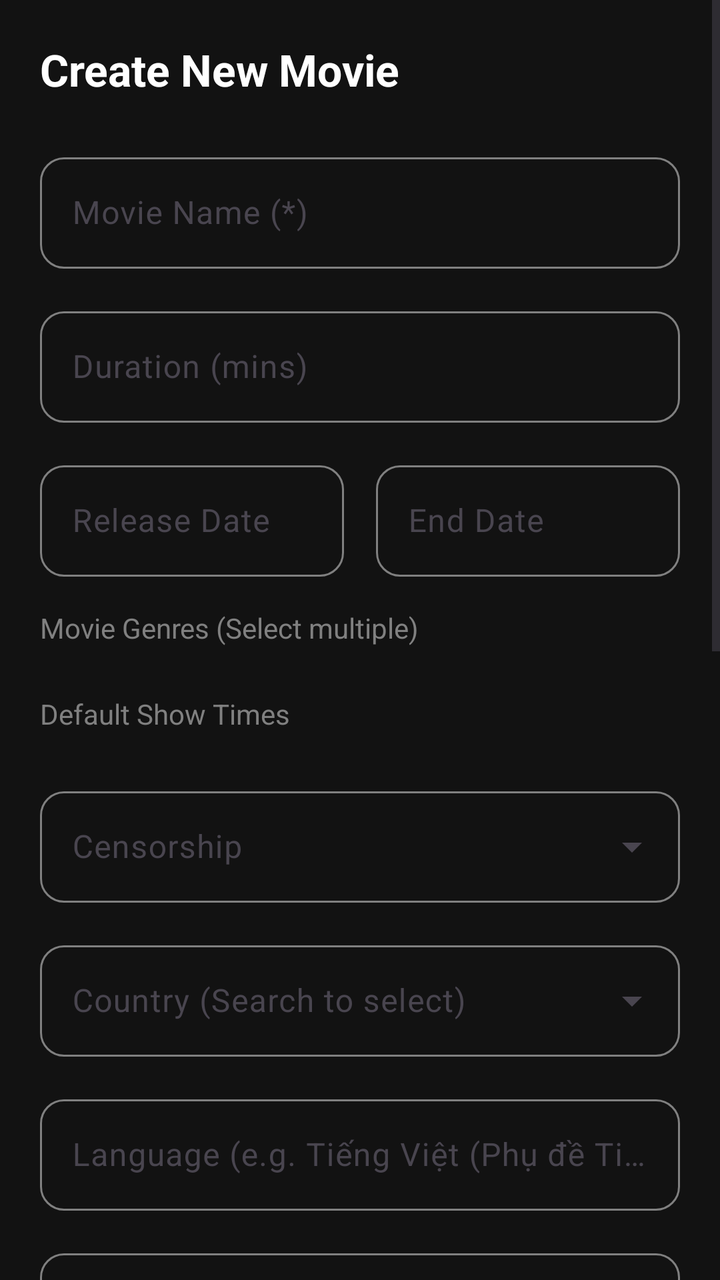
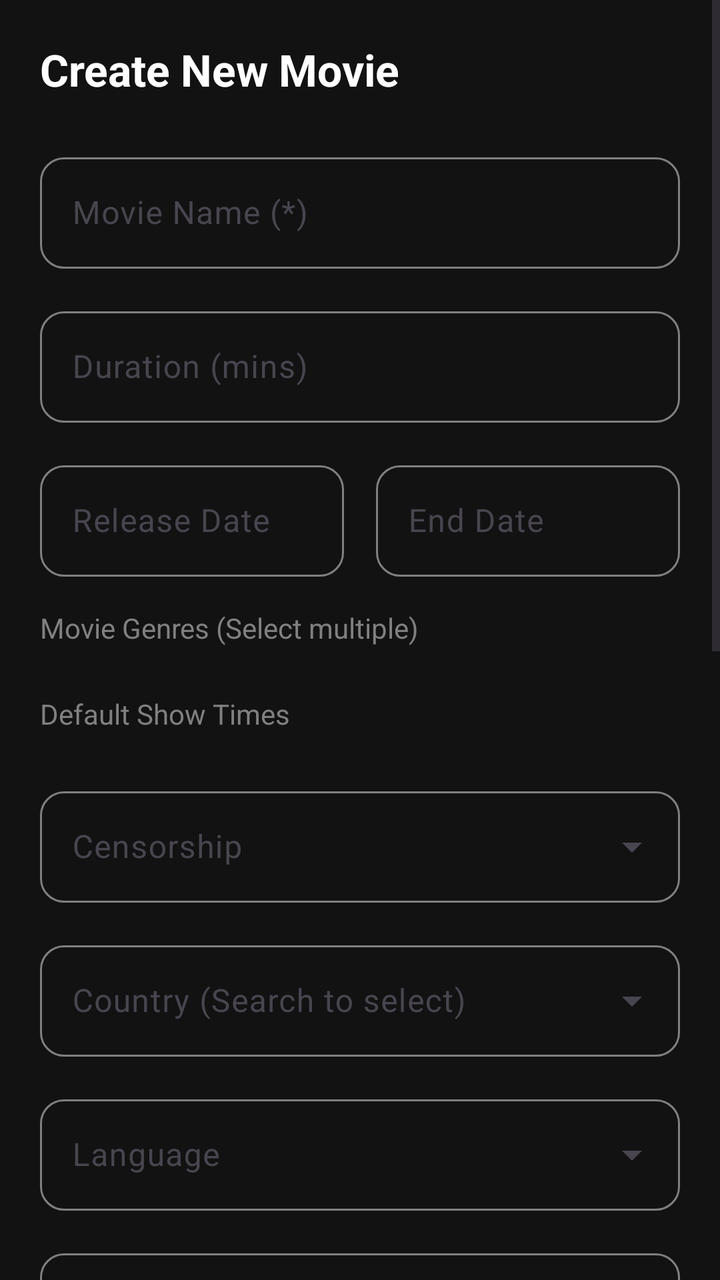

Compare the two renders of this Android layout. The source of the first and the diff that turns it into the second are given below.
<!-- AndroidManifest.xml: application theme Theme.Moviebookingapp -->
<!-- res/layout/fragment_admin_create_movie.xml -->
<?xml version="1.0" encoding="utf-8"?>
<ScrollView xmlns:android="http://schemas.android.com/apk/res/android"
    xmlns:app="http://schemas.android.com/apk/res-auto"
    android:layout_width="match_parent"
    android:layout_height="match_parent"
    android:background="@color/admin_bg"
    android:fillViewport="true">

    <LinearLayout
        android:layout_width="match_parent"
        android:layout_height="wrap_content"
        android:orientation="vertical"
        android:padding="20dp">

        <TextView
            android:id="@+id/tvFormTitle"
            android:layout_width="wrap_content"
            android:layout_height="wrap_content"
            android:text="@string/auto_str_create_new_movie"
            android:textColor="@color/white"
            android:textSize="22sp"
            android:textStyle="bold"
            android:layout_marginBottom="24dp" />

        
        <com.google.android.material.textfield.TextInputLayout
            style="@style/Widget.Material3.TextInputLayout.OutlinedBox"
            android:layout_width="match_parent"
            android:layout_height="wrap_content"
            android:layout_marginBottom="16dp"
            android:hint="Movie Name (*)"
            app:boxStrokeColor="@color/text_input_stroke"
            app:boxStrokeWidth="1dp"
            app:boxStrokeWidthFocused="2dp"
            app:boxCornerRadiusTopStart="12dp"
            app:boxCornerRadiusTopEnd="12dp"
            app:boxCornerRadiusBottomStart="12dp"
            app:boxCornerRadiusBottomEnd="12dp"
            app:boxBackgroundMode="outline"
            app:hintTextColor="#808080">

            <com.google.android.material.textfield.TextInputEditText
                android:id="@+id/edtMovieName"
                android:layout_width="match_parent"
                android:layout_height="wrap_content"
                android:textColor="@color/white" />
        </com.google.android.material.textfield.TextInputLayout>

        
        <com.google.android.material.textfield.TextInputLayout
            style="@style/Widget.Material3.TextInputLayout.OutlinedBox"
            android:layout_width="match_parent"
            android:layout_height="wrap_content"
            android:layout_marginBottom="16dp"
            android:hint="Duration (mins)"
            app:boxStrokeColor="@color/text_input_stroke"
            app:boxStrokeWidth="1dp"
            app:boxStrokeWidthFocused="2dp"
            app:boxCornerRadiusTopStart="12dp"
            app:boxCornerRadiusTopEnd="12dp"
            app:boxCornerRadiusBottomStart="12dp"
            app:boxCornerRadiusBottomEnd="12dp"
            app:boxBackgroundMode="outline"
            app:hintTextColor="#808080">

            <com.google.android.material.textfield.TextInputEditText
                android:id="@+id/edtDuration"
                android:inputType="number"
                android:layout_width="match_parent"
                android:layout_height="wrap_content"
                android:textColor="@color/white" />
        </com.google.android.material.textfield.TextInputLayout>

        <LinearLayout
            android:layout_width="match_parent"
            android:layout_height="wrap_content"
            android:orientation="horizontal"
            android:layout_marginBottom="16dp"
            android:baselineAligned="false">

            <com.google.android.material.textfield.TextInputLayout
                style="@style/Widget.Material3.TextInputLayout.OutlinedBox"
                android:layout_width="0dp"
                android:layout_height="wrap_content"
                android:layout_weight="1"
                android:layout_marginEnd="8dp"
                android:hint="Release Date"
                app:boxStrokeColor="@color/text_input_stroke"
                app:boxStrokeWidth="1dp"
                app:boxStrokeWidthFocused="2dp"
                app:boxCornerRadiusTopStart="12dp"
                app:boxCornerRadiusTopEnd="12dp"
                app:boxCornerRadiusBottomStart="12dp"
                app:boxCornerRadiusBottomEnd="12dp"
                app:boxBackgroundMode="outline"
                app:hintTextColor="#808080">

                <com.google.android.material.textfield.TextInputEditText
                    android:id="@+id/edtReleaseDate"
                    android:focusable="false"
                    android:clickable="true"
                    android:layout_width="match_parent"
                    android:layout_height="wrap_content"
                    android:textColor="@color/white" />
            </com.google.android.material.textfield.TextInputLayout>

            <com.google.android.material.textfield.TextInputLayout
                style="@style/Widget.Material3.TextInputLayout.OutlinedBox"
                android:layout_width="0dp"
                android:layout_height="wrap_content"
                android:layout_weight="1"
                android:layout_marginStart="8dp"
                android:hint="End Date"
                app:boxStrokeColor="@color/text_input_stroke"
                app:boxStrokeWidth="1dp"
                app:boxStrokeWidthFocused="2dp"
                app:boxCornerRadiusTopStart="12dp"
                app:boxCornerRadiusTopEnd="12dp"
                app:boxCornerRadiusBottomStart="12dp"
                app:boxCornerRadiusBottomEnd="12dp"
                app:boxBackgroundMode="outline"
                app:hintTextColor="#808080">

                <com.google.android.material.textfield.TextInputEditText
                    android:id="@+id/edtEndDate"
                    android:focusable="false"
                    android:clickable="true"
                    android:layout_width="match_parent"
                    android:layout_height="wrap_content"
                    android:textColor="@color/white" />
            </com.google.android.material.textfield.TextInputLayout>
        </LinearLayout>

        
        <TextView
            android:layout_width="wrap_content"
            android:layout_height="wrap_content"
            android:text="@string/auto_str_movie_genres_select_multiple"
            android:textColor="@color/admin_text_secondary"
            android:textSize="14sp"
            android:layout_marginBottom="8dp" />

        <com.google.android.material.chip.ChipGroup
            android:id="@+id/chipGroupGenres"
            android:layout_width="match_parent"
            android:layout_height="wrap_content"
            android:layout_marginBottom="16dp"
            app:singleSelection="false">
            
        </com.google.android.material.chip.ChipGroup>

        
        <TextView
            android:layout_width="wrap_content"
            android:layout_height="wrap_content"
            android:text="@string/auto_str_default_show_times"
            android:textColor="@color/admin_text_secondary"
            android:textSize="14sp"
            android:layout_marginBottom="8dp" />

        <com.google.android.material.chip.ChipGroup
            android:id="@+id/chipGroupShowTimes"
            android:layout_width="match_parent"
            android:layout_height="wrap_content"
            android:layout_marginBottom="16dp" />

        
        <com.google.android.material.textfield.TextInputLayout
            style="@style/Widget.Material3.TextInputLayout.OutlinedBox.ExposedDropdownMenu"
            android:layout_width="match_parent"
            android:layout_height="wrap_content"
            android:layout_marginBottom="16dp"
            android:hint="Censorship"
            app:boxStrokeColor="@color/text_input_stroke"
            app:boxStrokeWidth="1dp"
            app:boxStrokeWidthFocused="2dp"
            app:boxCornerRadiusTopStart="12dp"
            app:boxCornerRadiusTopEnd="12dp"
            app:boxCornerRadiusBottomStart="12dp"
            app:boxCornerRadiusBottomEnd="12dp"
            app:boxBackgroundMode="outline"
            app:hintTextColor="#808080">

            <AutoCompleteTextView
                android:id="@+id/spnCensorship"
                android:layout_width="match_parent"
                android:layout_height="wrap_content"
                android:inputType="none"
                android:textColor="@color/white" />
        </com.google.android.material.textfield.TextInputLayout>

        
        <com.google.android.material.textfield.TextInputLayout
            style="@style/Widget.Material3.TextInputLayout.OutlinedBox.ExposedDropdownMenu"
            android:layout_width="match_parent"
            android:layout_height="wrap_content"
            android:layout_marginBottom="16dp"
            android:hint="Country (Search to select)"
            app:boxStrokeColor="@color/text_input_stroke"
            app:boxStrokeWidth="1dp"
            app:boxStrokeWidthFocused="2dp"
            app:boxCornerRadiusTopStart="12dp"
            app:boxCornerRadiusTopEnd="12dp"
            app:boxCornerRadiusBottomStart="12dp"
            app:boxCornerRadiusBottomEnd="12dp"
            app:boxBackgroundMode="outline"
            app:hintTextColor="#808080">

            <AutoCompleteTextView
                android:id="@+id/edtCountry"
                android:layout_width="match_parent"
                android:layout_height="wrap_content"
                android:completionThreshold="1"
                android:textColor="@color/white" />
        </com.google.android.material.textfield.TextInputLayout>

        
        <com.google.android.material.textfield.TextInputLayout
            style="@style/Widget.Material3.TextInputLayout.OutlinedBox"
            android:layout_width="match_parent"
            android:layout_height="wrap_content"
            android:layout_marginBottom="16dp"
            android:hint="Language (e.g. Tiếng Việt (Phụ đề Tiếng Anh))"
            app:boxStrokeColor="@color/text_input_stroke"
            app:boxStrokeWidth="1dp"
            app:boxStrokeWidthFocused="2dp"
            app:boxCornerRadiusTopStart="12dp"
            app:boxCornerRadiusTopEnd="12dp"
            app:boxCornerRadiusBottomStart="12dp"
            app:boxCornerRadiusBottomEnd="12dp"
            app:boxBackgroundMode="outline"
            app:hintTextColor="#808080">

            <com.google.android.material.textfield.TextInputEditText
                android:id="@+id/edtLanguage"
                android:layout_width="match_parent"
                android:layout_height="wrap_content"
                android:textColor="@color/white" />
        </com.google.android.material.textfield.TextInputLayout>

        
        <com.google.android.material.textfield.TextInputLayout
            style="@style/Widget.Material3.TextInputLayout.OutlinedBox"
            android:layout_width="match_parent"
            android:layout_height="wrap_content"
            android:layout_marginBottom="16dp"
            android:hint="Director(s) - Comma separated"
            app:boxStrokeColor="@color/text_input_stroke"
            app:boxStrokeWidth="1dp"
            app:boxStrokeWidthFocused="2dp"
            app:boxCornerRadiusTopStart="12dp"
            app:boxCornerRadiusTopEnd="12dp"
            app:boxCornerRadiusBottomStart="12dp"
            app:boxCornerRadiusBottomEnd="12dp"
            app:boxBackgroundMode="outline"
            app:hintTextColor="#808080">

            <com.google.android.material.textfield.TextInputEditText
                android:id="@+id/edtDirector"
                android:layout_width="match_parent"
                android:layout_height="wrap_content"
                android:textColor="@color/white" />
        </com.google.android.material.textfield.TextInputLayout>

        
        <com.google.android.material.textfield.TextInputLayout
            style="@style/Widget.Material3.TextInputLayout.OutlinedBox"
            android:layout_width="match_parent"
            android:layout_height="wrap_content"
            android:layout_marginBottom="16dp"
            android:hint="Actors - Comma separated"
            app:boxStrokeColor="@color/text_input_stroke"
            app:boxStrokeWidth="1dp"
            app:boxStrokeWidthFocused="2dp"
            app:boxCornerRadiusTopStart="12dp"
            app:boxCornerRadiusTopEnd="12dp"
            app:boxCornerRadiusBottomStart="12dp"
            app:boxCornerRadiusBottomEnd="12dp"
            app:boxBackgroundMode="outline"
            app:hintTextColor="#808080">

            <com.google.android.material.textfield.TextInputEditText
                android:id="@+id/edtActors"
                android:layout_width="match_parent"
                android:layout_height="wrap_content"
                android:textColor="@color/white" />
        </com.google.android.material.textfield.TextInputLayout>

        <ImageView
            android:id="@+id/ivPosterPreview"
            android:layout_width="120dp"
            android:layout_height="180dp"
            android:layout_gravity="center_horizontal"
            android:scaleType="centerCrop"
            android:background="@color/card_dark"
            android:layout_marginBottom="8dp" />

        <Button
            android:id="@+id/btnChoosePoster"
            style="@style/Widget.Material3.Button.OutlinedButton"
            android:layout_width="wrap_content"
            android:layout_height="wrap_content"
            android:layout_gravity="center_horizontal"
            android:text="@string/auto_str_choose_poster"
            android:textColor="@color/white"
            app:strokeColor="@color/gold_selected"
            android:layout_marginBottom="16dp" />

        
        <com.google.android.material.textfield.TextInputLayout
            style="@style/Widget.Material3.TextInputLayout.OutlinedBox"
            android:layout_width="match_parent"
            android:layout_height="wrap_content"
            android:layout_marginBottom="24dp"
            android:hint="Description"
            app:boxStrokeColor="@color/text_input_stroke"
            app:boxStrokeWidth="1dp"
            app:boxStrokeWidthFocused="2dp"
            app:boxCornerRadiusTopStart="12dp"
            app:boxCornerRadiusTopEnd="12dp"
            app:boxCornerRadiusBottomStart="12dp"
            app:boxCornerRadiusBottomEnd="12dp"
            app:boxBackgroundMode="outline"
            app:hintTextColor="#808080">

            <com.google.android.material.textfield.TextInputEditText
                android:id="@+id/edtDescription"
                android:layout_width="match_parent"
                android:layout_height="wrap_content"
                android:inputType="textMultiLine"
                android:minLines="3"
                android:gravity="top|start"
                android:textColor="@color/white" />
        </com.google.android.material.textfield.TextInputLayout>

        
        <Button
            android:id="@+id/btnSubmitMovie"
            android:layout_width="match_parent"
            android:layout_height="56dp"
            android:text="@string/auto_str_save_movie"
            android:textColor="@color/black"
            android:textStyle="bold"
            android:backgroundTint="@color/gold_selected"
            app:cornerRadius="12dp"
            android:layout_marginBottom="32dp" />
            
    </LinearLayout>
</ScrollView>
<!-- resources referenced by this layout -->
<resources>
  <color name="admin_bg">#121212</color>
  <color name="admin_text_secondary">#808080</color>
  <color name="black">#FF000000</color>
  <color name="card_dark">#1F2937</color>
  <color name="gold_selected">#F5C518</color>
  <color name="white">#FFFFFFFF</color>
  <string name="auto_str_choose_poster">Choose Poster</string>
  <string name="auto_str_create_new_movie">Create New Movie</string>
  <string name="auto_str_default_show_times">Default Show Times</string>
  <string name="auto_str_movie_genres_select_multiple">Movie Genres (Select multiple)</string>
  <string name="auto_str_save_movie">SAVE MOVIE</string>
  <style name="Theme.Moviebookingapp" parent="Base.Theme.Moviebookingapp" />
  <style name="Base.Theme.Moviebookingapp" parent="Theme.Material3.DayNight.NoActionBar">
          <item name="colorPrimary">@color/yellow</item>
          <item name="android:windowBackground">@color/background_black</item>
          <item name="android:statusBarColor">@color/background_black</item>
      </style>
  <color name="yellow">#FFC107</color>
  <color name="background_black">#FF000000</color>
</resources>

<!-- the commit's change to res/layout/fragment_admin_create_movie.xml (unified diff, before → after) -->
@@ -216,25 +216,26 @@
 
         
         <com.google.android.material.textfield.TextInputLayout
-            style="@style/Widget.Material3.TextInputLayout.OutlinedBox"
-            android:layout_width="match_parent"
-            android:layout_height="wrap_content"
-            android:layout_marginBottom="16dp"
-            android:hint="Language (e.g. Tiếng Việt (Phụ đề Tiếng Anh))"
-            app:boxStrokeColor="@color/text_input_stroke"
-            app:boxStrokeWidth="1dp"
-            app:boxStrokeWidthFocused="2dp"
-            app:boxCornerRadiusTopStart="12dp"
-            app:boxCornerRadiusTopEnd="12dp"
-            app:boxCornerRadiusBottomStart="12dp"
-            app:boxCornerRadiusBottomEnd="12dp"
-            app:boxBackgroundMode="outline"
-            app:hintTextColor="#808080">
-
-            <com.google.android.material.textfield.TextInputEditText
-                android:id="@+id/edtLanguage"
-                android:layout_width="match_parent"
-                android:layout_height="wrap_content"
+            style="@style/Widget.Material3.TextInputLayout.OutlinedBox.ExposedDropdownMenu"
+            android:layout_width="match_parent"
+            android:layout_height="wrap_content"
+            android:layout_marginBottom="16dp"
+            android:hint="Language"
+            app:boxStrokeColor="@color/text_input_stroke"
+            app:boxStrokeWidth="1dp"
+            app:boxStrokeWidthFocused="2dp"
+            app:boxCornerRadiusTopStart="12dp"
+            app:boxCornerRadiusTopEnd="12dp"
+            app:boxCornerRadiusBottomStart="12dp"
+            app:boxCornerRadiusBottomEnd="12dp"
+            app:boxBackgroundMode="outline"
+            app:hintTextColor="#808080">
+
+            <AutoCompleteTextView
+                android:id="@+id/spnLanguage"
+                android:layout_width="match_parent"
+                android:layout_height="wrap_content"
+                android:inputType="none"
                 android:textColor="@color/white" />
         </com.google.android.material.textfield.TextInputLayout>
 
